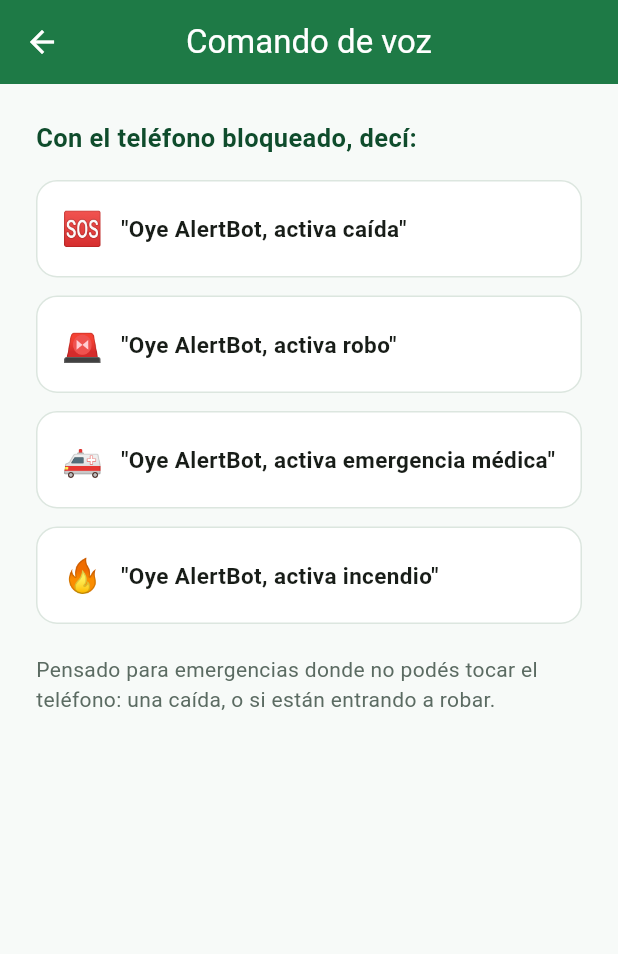
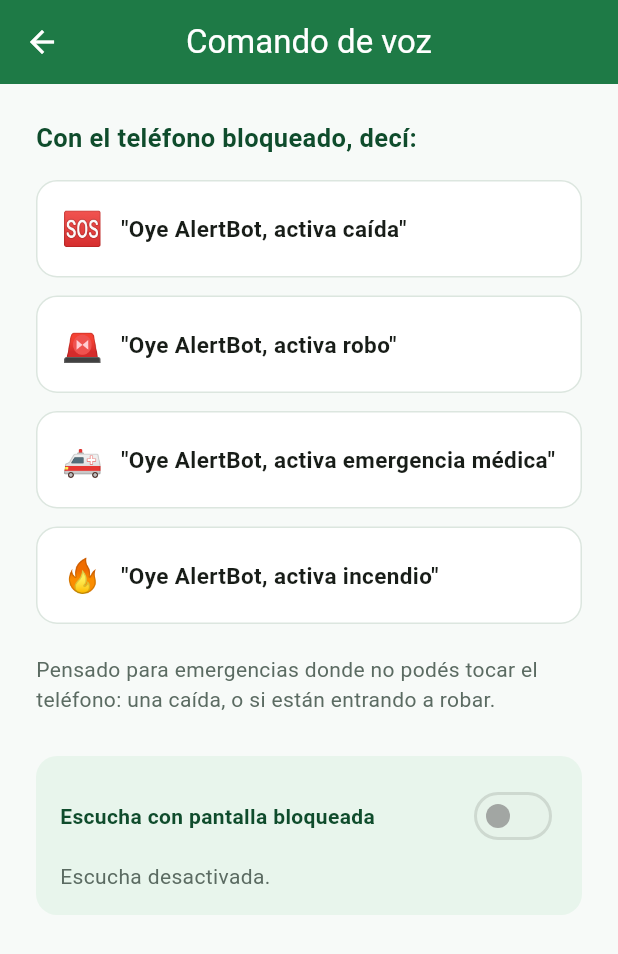
Before and after one commit to fabyelias/AlertBotApp, a Flutter app: the PantallaComandoVoz screen opened directly, on a phone screen of 412 x 824 dp. Shown: the top 954 px of the screen. Run offline on Flutter 3.47's test engine with Material 3 defaults, Android fonts, the phone set to English and light mode, and no system bars; our stand-ins replace geolocator, permission_handler, shared_preferences; missing offline and left inert: flutter_foreground_task, porcupine_flutter; accounts and stored records are empty.

Commit message:
Implementar comando de voz real con Picovoice Porcupine
Agrega el motor de escucha (lib/comando_voz_servicio.dart) que detecta
las 4 frases de pánico con el teléfono bloqueado usando el wake-word
engine de Picovoice, y un servicio en primer plano de Android
(flutter_foreground_task) para que el sistema no mate la app al
bloquear pantalla. La pantalla de comando de voz pasa de ser solo
informativa a tener un interruptor real de activar/desactivar escucha
con estado en vivo.

Faltan pasos manuales fuera de este repo para que corra en un build
real: subir la carpeta android/ (no existe en el repo todavía), un
AccessKey gratis de Picovoice, y entrenar los 4 archivos .ppn — todo
documentado en assets/wakewords/LEEME.md. README actualizado con el
estado real del pendiente.

Co-Authored-By: Claude Sonnet 5 <noreply@anthropic.com>
Claude-Session: https://claude.ai/code/session_01DLVrgXPZmDYPG1s3yfWi3V

```diff
--- a/lib/main.dart
+++ b/lib/main.dart
@@ -1,8 +1,13 @@
 import 'package:flutter/material.dart';
+import 'package:flutter_foreground_task/flutter_foreground_task.dart';
 import 'tema.dart';
 import 'pantallas/arranque.dart';
 
 void main() {
+  // Necesario para que el comando de voz pueda avisarle a la pantalla
+  // cuando el servicio en primer plano arranca o para (ver
+  // comando_voz_servicio.dart).
+  FlutterForegroundTask.initCommunicationPort();
   runApp(const AlertBotApp());
 }
 
--- a/lib/pantallas/comando_voz.dart
+++ b/lib/pantallas/comando_voz.dart
@@ -1,15 +1,54 @@
 import 'package:flutter/material.dart';
+import '../comando_voz_servicio.dart';
 import '../tema.dart';
 
-class PantallaComandoVoz extends StatelessWidget {
+class PantallaComandoVoz extends StatefulWidget {
   const PantallaComandoVoz({super.key});
 
+  @override
+  State<PantallaComandoVoz> createState() => _PantallaComandoVozState();
+}
+
+class _PantallaComandoVozState extends State<PantallaComandoVoz> {
   static const _frases = [
     ('🆘', 'activa caída'),
     ('🚨', 'activa robo'),
     ('🚑', 'activa emergencia médica'),
     ('🔥', 'activa incendio'),
   ];
+
+  final _servicio = ComandoVozServicio.instancia;
+  bool _cambiando = false;
+
+  Future<void> _alCambiarInterruptor(bool activar) async {
+    setState(() => _cambiando = true);
+    if (activar) {
+      await _servicio.activar();
+    } else {
+      await _servicio.desactivar();
+    }
+    if (mounted) setState(() => _cambiando = false);
+  }
+
+  String _textoEstado(EstadoComandoVoz? estado) {
+    switch (estado) {
+      case EstadoComandoVoz.escuchando:
+        return 'Escuchando con el teléfono bloqueado ✅';
+      case EstadoComandoVoz.sinPermisoMicrofono:
+        return 'Falta el permiso de micrófono. Activalo desde Ajustes del sistema.';
+      case EstadoComandoVoz.sinConfigurar:
+        return 'Todavía no está configurado en este build (falta el AccessKey de Picovoice).';
+      case EstadoComandoVoz.error:
+        return 'No se pudo iniciar la escucha. Probá de nuevo.';
+      case EstadoComandoVoz.alertaEnviada:
+        return 'Alerta enviada por voz. Seguimos escuchando.';
+      case EstadoComandoVoz.errorAlEnviar:
+        return 'Se detectó el comando pero no se pudo avisar a los vecinos. Revisá tu conexión.';
+      case EstadoComandoVoz.inactivo:
+      case null:
+        return 'Escucha desactivada.';
+    }
+  }
 
   @override
   Widget build(BuildContext context) {
@@ -51,6 +90,42 @@ class PantallaComandoVoz extends StatelessWidget {
               'una caída, o si están entrando a robar.',
               style: TextStyle(color: AlertBotColores.textoSuave, height: 1.4),
             ),
+            const SizedBox(height: 28),
+            StreamBuilder<EstadoComandoVoz>(
+              stream: _servicio.estado,
+              builder: (context, snap) {
+                final activo = _servicio.activo;
+                return Container(
+                  padding: const EdgeInsets.all(16),
+                  decoration: BoxDecoration(
+                    color: AlertBotColores.verdeClaro,
+                    borderRadius: BorderRadius.circular(14),
+                  ),
+                  child: Column(
+                    crossAxisAlignment: CrossAxisAlignment.start,
+                    children: [
+                      Row(
+                        children: [
+                          Expanded(
+                            child: Text('Escucha con pantalla bloqueada',
+                                style: const TextStyle(fontWeight: FontWeight.w600, color: AlertBotColores.verdeOscuro)),
+                          ),
+                          _cambiando
+                              ? const SizedBox(
+                                  width: 24, height: 24, child: CircularProgressIndicator(strokeWidth: 2))
+                              : Switch(
+                                  value: activo,
+                                  onChanged: _servicio.configurado ? _alCambiarInterruptor : null,
+                                ),
+                        ],
+                      ),
+                      const SizedBox(height: 6),
+                      Text(_textoEstado(snap.data), style: const TextStyle(color: AlertBotColores.textoSuave)),
+                    ],
+                  ),
+                );
+              },
+            ),
           ],
         ),
       ),
--- a/pubspec.yaml
+++ b/pubspec.yaml
@@ -15,6 +15,9 @@ dependencies:
   shared_preferences: ^2.3.2
   firebase_core: ^3.6.0
   firebase_messaging: ^15.1.3
+  porcupine_flutter: ^4.0.0
+  permission_handler: ^13.0.2
+  flutter_foreground_task: ^11.0.3
 
 dev_dependencies:
   flutter_test:
@@ -23,3 +26,5 @@ dev_dependencies:
 
 flutter:
   uses-material-design: true
+  assets:
+    - assets/wakewords/
```
Also changed, not shown: lib/comando_voz_servicio.dart (added, +190 -0 lines), 2 other files.
